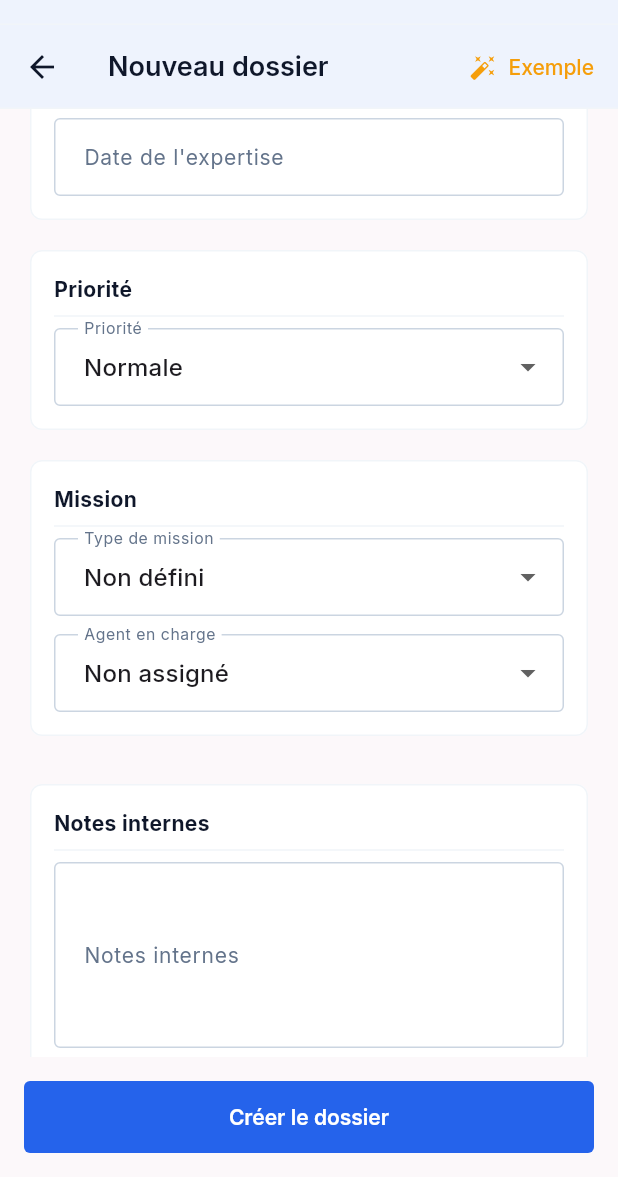
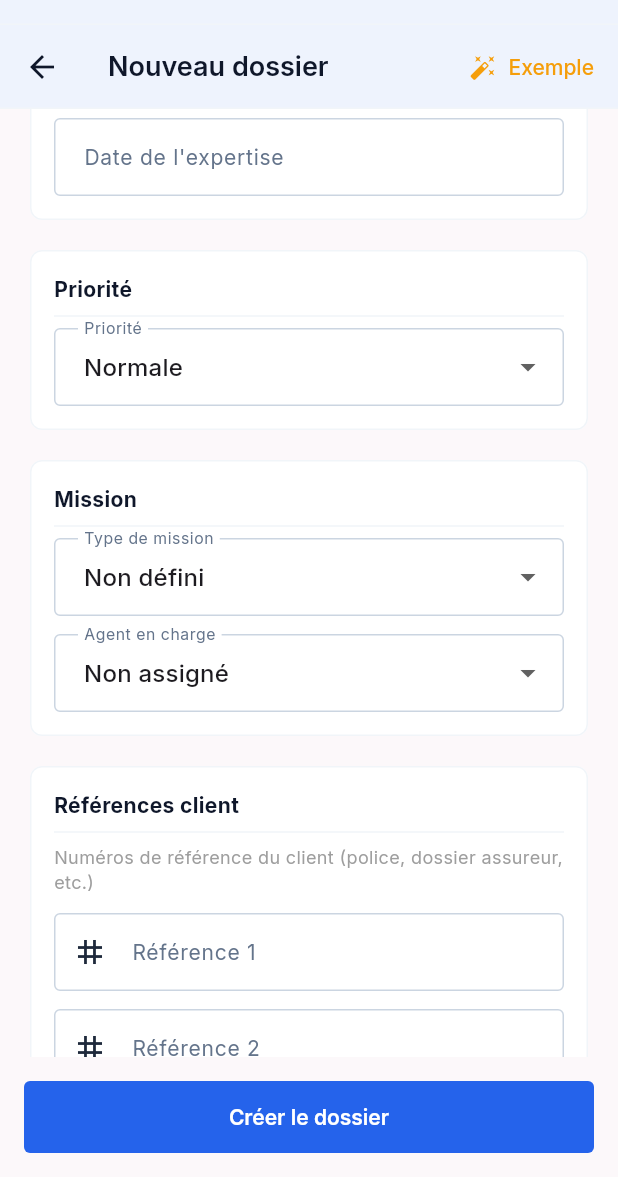
Before and after one commit to christiannoubisssi/gemex, a Flutter app: the DossierFormScreen screen opened by its route, scrolled down 576 dp, on a phone screen of 412 x 824 dp, the part 59-1236 px from its top. Run offline on Flutter 3.47's test engine with Material 3 defaults, Android fonts, the phone set to English and light mode, and no system bars; drawn by our look-alikes of flutter_form_builder; our stand-ins replace connectivity_plus, drift, drift_flutter, file_picker, fl_chart, flutter_riverpod and 9 more; missing offline and left inert: mobile_scanner; accounts and stored records are empty; generated files the repository leaves out were written again.

Commit message:
fix(refs-client): affichage reference + champs texte libres sur dossier
- Fiche client : condition reference non-null ET non-vide, affichage ameliore
- Formulaire dossier : dropdowns remplaces par champs texte libres
- Pre-remplissage ref_client_1 depuis la reference du client selectionne
- Repositories client+dossier : normalisation chaines vides en null

Co-Authored-By: Claude Sonnet 4.6 <noreply@anthropic.com>

```diff
--- a/lib/features/dossiers/data/repositories/dossier_repository.dart
+++ b/lib/features/dossiers/data/repositories/dossier_repository.dart
@@ -54,6 +54,13 @@ class DossierRepository {
     return _db.dossiersDao.getUrgents();
   }
 
+  /// Normalise une valeur de formulaire : chaîne vide ou whitespace → null.
+  static String? _strOrNull(dynamic v) {
+    if (v == null) return null;
+    final s = v.toString().trim();
+    return s.isEmpty ? null : s;
+  }
+
   static double? _parseDouble(dynamic v) {
     if (v == null) return null;
     if (v is num) return v.toDouble();
@@ -102,9 +109,9 @@ class DossierRepository {
       notesInternes: drift.Value(data['notes_internes'] as String?),
       createdByNom: drift.Value(createdByNom),
       createdById:  drift.Value(createdById),
-      refClient1:   drift.Value(data['ref_client_1'] as String?),
-      refClient2:   drift.Value(data['ref_client_2'] as String?),
-      refClient3:   drift.Value(data['ref_client_3'] as String?),
+      refClient1:   drift.Value(_strOrNull(data['ref_client_1'])),
+      refClient2:   drift.Value(_strOrNull(data['ref_client_2'])),
+      refClient3:   drift.Value(_strOrNull(data['ref_client_3'])),
       syncStatus: const drift.Value(AppConstants.syncPending),
     );
 
@@ -192,13 +199,13 @@ class DossierRepository {
           ? drift.Value(_parseDateTime(data['deadline']))
           : const drift.Value.absent(),
       refClient1: data.containsKey('ref_client_1')
-          ? drift.Value(data['ref_client_1'] as String?)
+          ? drift.Value(_strOrNull(data['ref_client_1']))
           : const drift.Value.absent(),
       refClient2: data.containsKey('ref_client_2')
-          ? drift.Value(data['ref_client_2'] as String?)
+          ? drift.Value(_strOrNull(data['ref_client_2']))
           : const drift.Value.absent(),
       refClient3: data.containsKey('ref_client_3')
-          ? drift.Value(data['ref_client_3'] as String?)
+          ? drift.Value(_strOrNull(data['ref_client_3']))
           : const drift.Value.absent(),
       syncStatus: const drift.Value(AppConstants.syncPending),
       updatedAt: drift.Value(now),
--- a/lib/features/dossiers/presentation/screens/dossier_form_screen.dart
+++ b/lib/features/dossiers/presentation/screens/dossier_form_screen.dart
@@ -81,6 +81,13 @@ class _DossierFormScreenState extends ConsumerState<DossierFormScreen> {
         _clientSelectionne = client;
         _clientError = false;
       });
+      // Pré-remplir ref_client_1 depuis la référence du client si le champ est vide
+      final refActuelle = _formKey.currentState?.fields['ref_client_1']?.value as String?;
+      if ((refActuelle == null || refActuelle.isEmpty) &&
+          client.reference != null &&
+          client.reference!.isNotEmpty) {
+        _formKey.currentState?.fields['ref_client_1']?.didChange(client.reference);
+      }
     }
   }
 
@@ -342,56 +349,43 @@ class _DossierFormScreenState extends ConsumerState<DossierFormScreen> {
               const SizedBox(height: 12),
 
               // ── Références client ─────────────────────────────────────────
-              Consumer(
-                builder: (context, ref, _) {
-                  final refsAsync = ref.watch(clientsAvecReferenceProvider);
-                  return refsAsync.when(
-                    loading: () => const SizedBox.shrink(),
-                    error: (_, __) => const SizedBox.shrink(),
-                    data: (refs) {
-                      if (refs.isEmpty) return const SizedBox.shrink();
-                      final items = <DropdownMenuItem<String?>>[
-                        const DropdownMenuItem(value: null, child: Text('— Aucune —')),
-                        ...refs.map((r) => DropdownMenuItem(
-                              value: r.reference,
-                              child: Text('${r.reference}  ·  ${r.nom}',
-                                  overflow: TextOverflow.ellipsis),
-                            )),
-                      ];
-                      return _SectionCard(title: 'Références client', children: [
+              // Champs texte libres — ref_client_1 pré-remplie depuis la fiche client
+              _SectionCard(title: 'Références client', children: [
                 const Text(
-                          'Associez jusqu\'à 3 références issues des fiches clients.',
+                  'Numéros de référence du client (police, dossier assureur, etc.)',
                   style: TextStyle(fontSize: 12, color: Colors.grey),
                 ),
                 const SizedBox(height: 12),
-                        FormBuilderDropdown<String?>(
+                FormBuilderTextField(
                   name: 'ref_client_1',
-                          initialValue: _existing?.refClient1,
-                          decoration:
-                              const InputDecoration(labelText: 'Référence 1'),
-                          items: items,
+                  initialValue: _existing?.refClient1 ?? _clientSelectionne?.reference,
+                  decoration: const InputDecoration(
+                    labelText: 'Référence 1',
+                    hintText: 'Ex : REF-2025-001',
+                    prefixIcon: Icon(Icons.tag_outlined),
+                  ),
                 ),
                 const SizedBox(height: 12),
-                        FormBuilderDropdown<String?>(
+                FormBuilderTextField(
                   name: 'ref_client_2',
                   initialValue: _existing?.refClient2,
-                          decoration:
-                              const InputDecoration(labelText: 'Référence 2'),
-                          items: items,
+                  decoration: const InputDecoration(
+                    labelText: 'Référence 2',
+                    hintText: 'Ex : N° police assurance',
+                    prefixIcon: Icon(Icons.tag_outlined),
+                  ),
                 ),
                 const SizedBox(height: 12),
-                        FormBuilderDropdown<String?>(
+                FormBuilderTextField(
                   name: 'ref_client_3',
                   initialValue: _existing?.refClient3,
-                          decoration:
-                              const InputDecoration(labelText: 'Référence 3'),
-                          items: items,
+                  decoration: const InputDecoration(
+                    labelText: 'Référence 3',
+                    hintText: 'Ex : N° connaissement',
+                    prefixIcon: Icon(Icons.tag_outlined),
                   ),
-                      ]);
-                    },
-                  );
-                },
                 ),
+              ]),
               const SizedBox(height: 12),
 
               _SectionCard(title: 'Notes internes', children: [
```
Also changed, not shown: lib/features/clients/data/repositories/client_repository.dart (+40 -30 lines), lib/features/clients/presentation/screens/client_detail_screen.dart (+16 -5 lines). Lines whose indentation alone changed are shown as unchanged.
